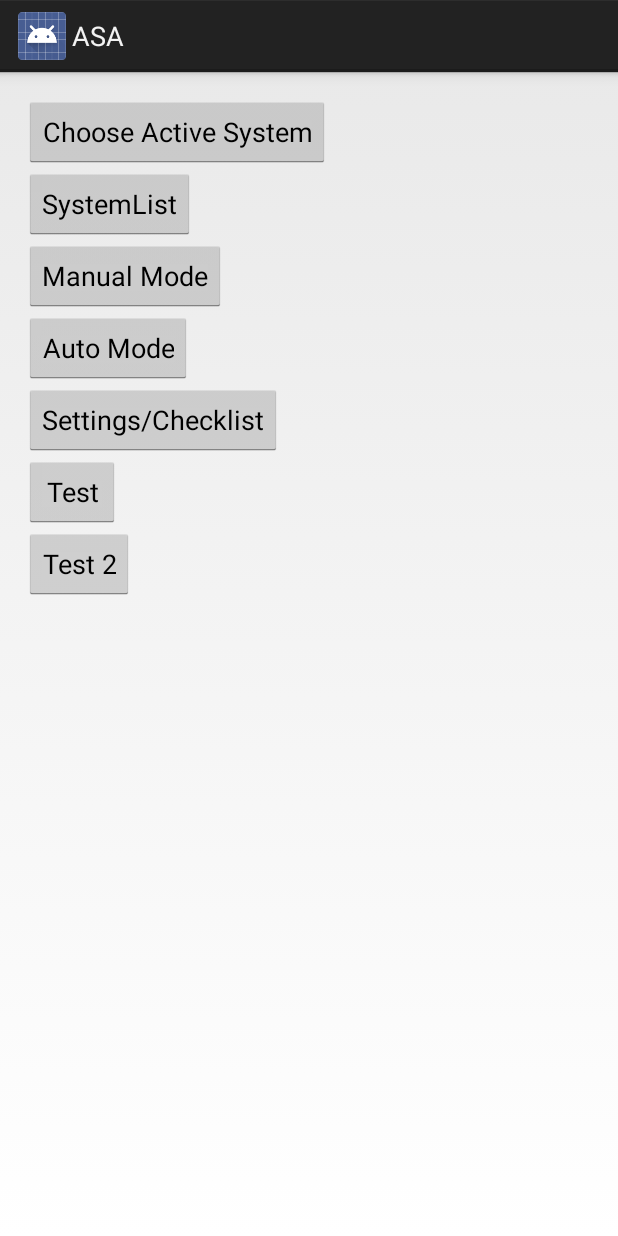
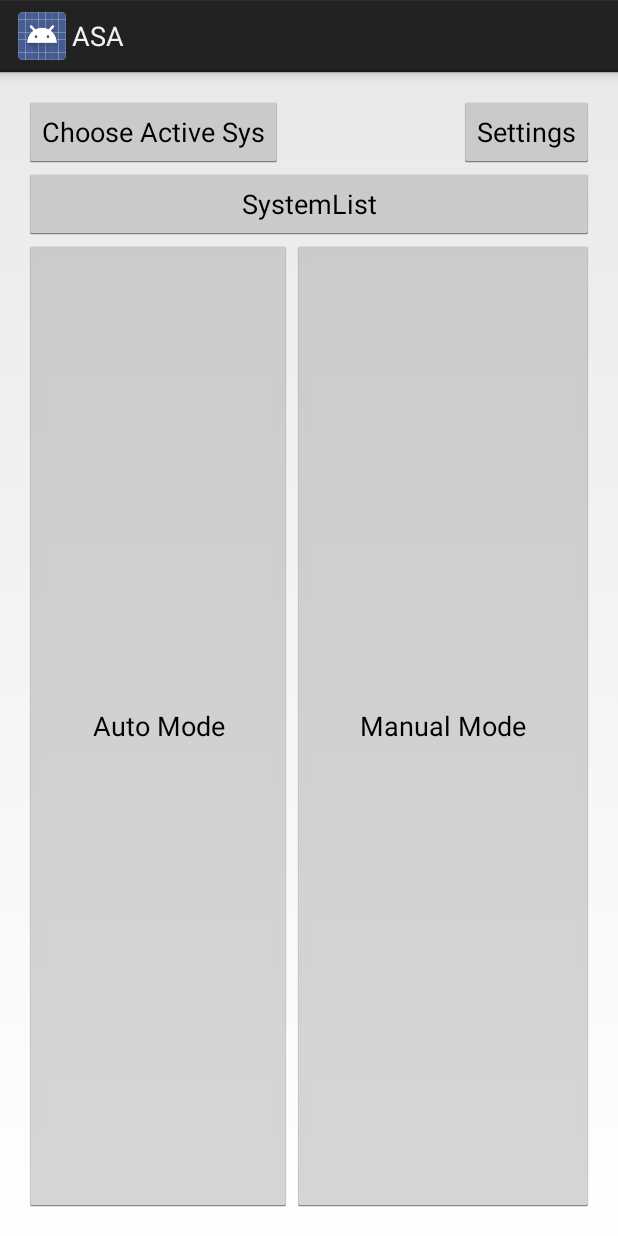
Before and after one commit to LSTS/asa, an Android app: the layout activity_main.xml on its own in the app's theme, with its tools: preview values and no code run, on a phone screen of 412 x 824 dp. Run offline under Robolectric (Android 15) with nearby library versions, the phone set to English and light mode, and no system bars.

Commit message:
Refactoring: layout of Main rethough: big buttons for Auto,Manual and SysList; Test buttons invisible; better spacing and screen real estate usage.

```diff
--- a/app/src/main/res/layout/activity_main.xml
+++ b/app/src/main/res/layout/activity_main.xml
@@ -8,37 +8,35 @@
     android:paddingTop="@dimen/activity_vertical_margin"
     tools:context="pt.lsts.asa.activities.MainActivity" >
 
-    <Button
-        android:id="@+id/mainAutoButton"
-        android:layout_width="wrap_content"
-        android:layout_height="wrap_content"
-        android:text="Auto Mode"
-        android:layout_below="@+id/mainManualButton"
-        android:layout_alignLeft="@+id/mainManualButton" />
 
     <Button
         android:id="@+id/settingsCheckListButton"
         android:layout_width="wrap_content"
         android:layout_height="wrap_content"
-        android:layout_alignLeft="@+id/mainAutoButton"
-        android:layout_below="@+id/mainAutoButton"
-        android:text="Settings/Checklist" />
+        android:text="Settings"
+        android:layout_alignParentTop="true"
+        android:layout_alignParentRight="true"
+        android:layout_alignParentEnd="true" />
 
     <Button
         android:id="@+id/testButton"
         android:layout_width="wrap_content"
         android:layout_height="wrap_content"
-        android:layout_alignLeft="@+id/settingsCheckListButton"
-        android:layout_below="@+id/settingsCheckListButton"
-        android:text="Test" />
+        android:text="Test"
+        android:layout_alignParentTop="true"
+        android:layout_toRightOf="@+id/chooseActiveSysButton"
+        android:layout_toEndOf="@+id/chooseActiveSysButton"
+        android:visibility="invisible"/>
 
     <Button
         android:id="@+id/test2Button"
         android:layout_width="wrap_content"
         android:layout_height="wrap_content"
-        android:layout_alignLeft="@+id/testButton"
-        android:layout_below="@+id/testButton"
-        android:text="Test 2" />
+        android:text="Test 2"
+        android:layout_above="@+id/systemListButton"
+        android:layout_toRightOf="@+id/testButton"
+        android:layout_toEndOf="@+id/testButton"
+        android:visibility="invisible" />
 
     <Button
         android:id="@+id/chooseActiveSysButton"
@@ -46,22 +44,49 @@
         android:layout_height="wrap_content"
         android:layout_alignParentLeft="true"
         android:layout_alignParentTop="true"
-        android:text="Choose Active System" />
+        android:text="Choose Active Sys" />
 
     <Button
-        android:id="@+id/mainManualButton"
-        android:layout_width="wrap_content"
-        android:layout_height="wrap_content"
-        android:text="Manual Mode"
-        android:layout_below="@+id/systemListButton"
-        android:layout_alignParentLeft="true" />
-
-    <Button
-        android:layout_width="wrap_content"
+        android:layout_width="match_parent"
         android:layout_height="wrap_content"
         android:text="SystemList"
         android:id="@+id/systemListButton"
         android:layout_below="@+id/chooseActiveSysButton"
-        android:layout_alignParentLeft="true" />
+        android:layout_alignParentLeft="true"/>
+
+    <LinearLayout
+        android:layout_width="match_parent"
+        android:layout_height="match_parent"
+        android:weightSum="2"
+        android:layout_alignParentRight="true"
+        android:layout_alignParentEnd="true"
+        android:layout_below="@+id/systemListButton">
+
+        <Button
+            android:id="@+id/mainAutoButton"
+            android:layout_width="wrap_content"
+            android:layout_height="match_parent"
+            android:text="Auto Mode"
+            android:layout_below="@id/systemListButton"
+            android:layout_weight="1"
+            android:layout_alignParentBottom="true"
+            android:layout_alignParentRight="true"
+            android:layout_alignParentEnd="true"
+            android:layout_gravity="bottom"/>
+
+        <Button
+            android:id="@+id/mainManualButton"
+            android:layout_width="wrap_content"
+            android:layout_height="match_parent"
+            android:text="Manual Mode"
+            android:layout_below="@id/systemListButton"
+            android:layout_weight="1"
+            android:layout_toLeftOf="@id/mainAutoButton"
+            android:layout_alignParentBottom="true"
+            android:layout_alignParentLeft="true"
+            android:layout_alignParentStart="true"
+            android:layout_gravity="bottom" />
+
+        </LinearLayout>
 
 </RelativeLayout>
```
